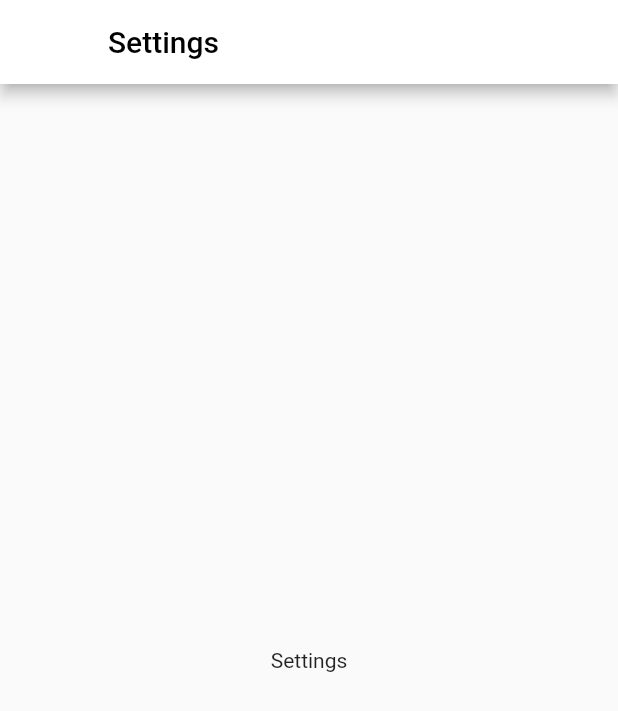
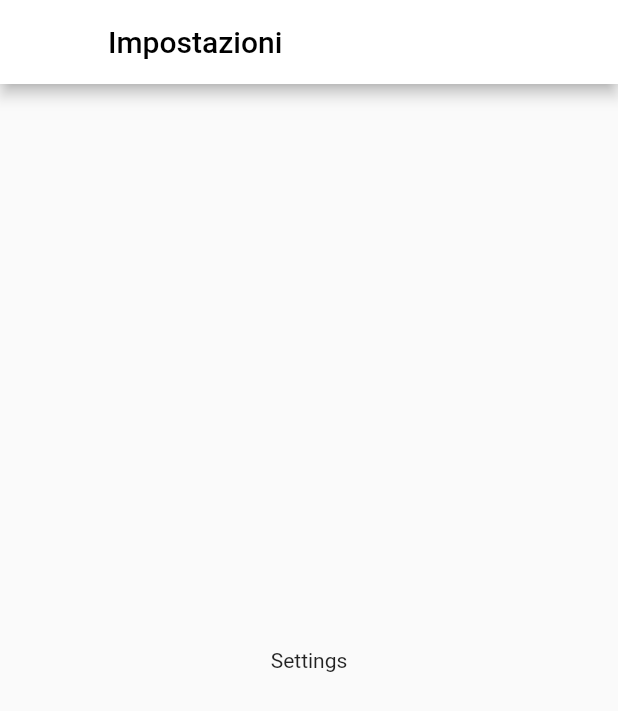
Before and after one commit to nicooh/CIRT-APP, a Flutter app: the Settings screen opened directly, on a phone screen of 412 x 824 dp. Shown: the top 711 px of the screen. Run offline on Flutter 3.47's test engine with Material 2 defaults, Android fonts, the phone set to English and light mode, and no system bars.

Commit message:
modifica1903

```diff
--- a/cirt_app/lib/screens/settings.dart
+++ b/cirt_app/lib/screens/settings.dart
@@ -14,7 +14,7 @@ class Settings extends StatelessWidget {
         ),
         backgroundColor: Colors.white,
         title: Text(
-          'Settings',
+          'Impostazioni',
           style: TextStyle(color: Colors.black),
         ),
       ),
```
